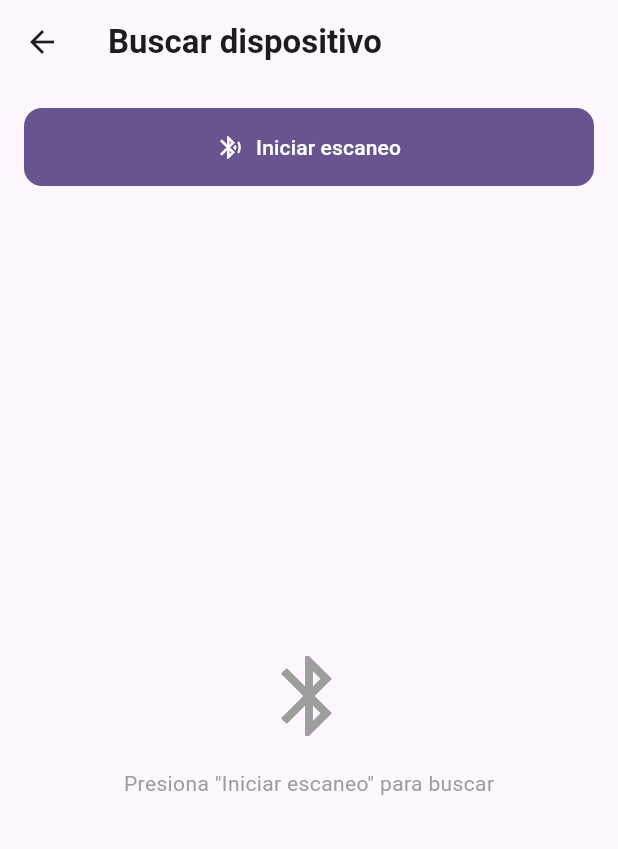
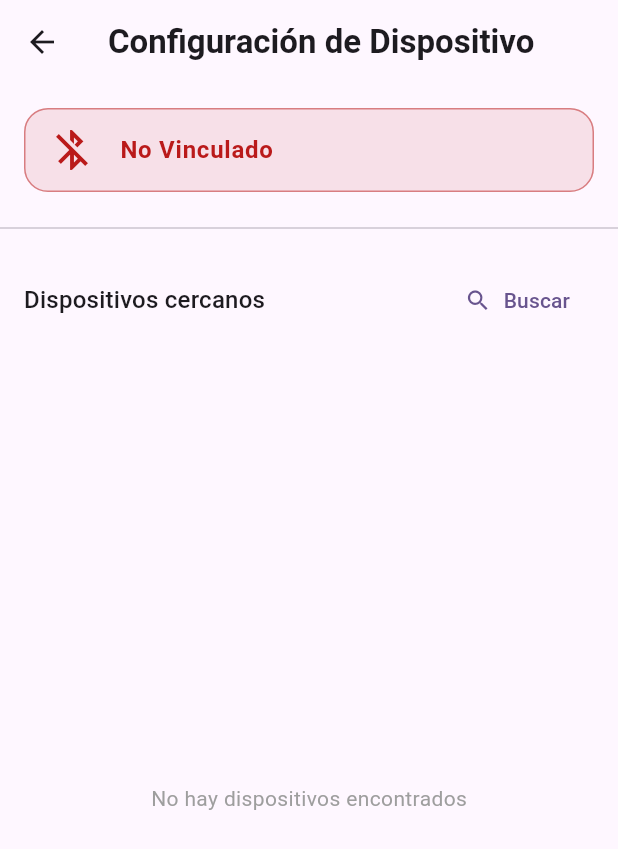
Before and after one commit to lifebalancew47ch-cmd/Mobile_Wereable, a Flutter app: the BluetoothScreen screen opened by its route, on a phone screen of 412 x 824 dp. Shown: the top 849 px of the screen. Run offline on Flutter 3.47's test engine with Material 3 defaults, Android fonts, the phone set to English and light mode, and no system bars; our stand-ins replace flutter_blue_plus, flutter_dotenv, flutter_local_notifications, flutter_riverpod, flutter_secure_storage, go_router and 5 more; missing offline and left inert: flutter_background_service, flutter_jailbreak_detection; accounts and stored records are empty.

Commit message:
management module for device pairing, using flutter_blue_plus for scanning and connection, and shared_preferences for persistence. This includes creating lib/services/bluetooth_service.dart and a UI in lib/features/bluetooth/presentation/bluetooth_screen.dart.

```diff
--- a/lib/features/bluetooth/presentation/bluetooth_screen.dart
+++ b/lib/features/bluetooth/presentation/bluetooth_screen.dart
@@ -1,7 +1,8 @@
-import 'dart:async';
 import 'package:flutter/material.dart';
 import 'package:flutter_blue_plus/flutter_blue_plus.dart';
+import 'package:shared_preferences/shared_preferences.dart';
 import 'package:permission_handler/permission_handler.dart';
+import '../../../services/bluetooth_service.dart' as service;
 
 class BluetoothScreen extends StatefulWidget {
   const BluetoothScreen({super.key});
@@ -11,28 +12,25 @@ class BluetoothScreen extends StatefulWidget {
 }
 
 class _BluetoothScreenState extends State<BluetoothScreen> {
-  List<ScanResult> _scanResults = [];
-  bool _isScanning = false;
-  StreamSubscription<List<ScanResult>>? _scanSubscription;
-  StreamSubscription<bool>? _isScanningSubscription;
+  final service.BluetoothService _bluetoothService = service.BluetoothService();
+  BluetoothDevice? _connectedDevice;
+  String? _savedDeviceId;
+  bool _isInitReconnecting = false;
   String? _error;
 
   @override
   void initState() {
     super.initState();
-    _isScanningSubscription = FlutterBluePlus.isScanning.listen((scanning) {
-      if (mounted) {
-        setState(() => _isScanning = scanning);
-      }
-    });
+    _checkSavedDevice();
   }
 
-  @override
-  void dispose() {
-    _scanSubscription?.cancel();
-    _isScanningSubscription?.cancel();
-    FlutterBluePlus.stopScan();
-    super.dispose();
+  Future<void> _checkSavedDevice() async {
+    setState(() => _isInitReconnecting = true);
+    _savedDeviceId = await _bluetoothService.getLinkedDeviceId();
+    if (_savedDeviceId != null) {
+      _connectedDevice = await _bluetoothService.reconnectSavedDevice();
+    }
+    setState(() => _isInitReconnecting = false);
   }
 
   Future<void> _requestPermissionsAndScan() async {
@@ -52,103 +50,23 @@ class _BluetoothScreenState extends State<BluetoothScreen> {
       return;
     }
 
-    setState(() {
-      _error = null;
-      _scanResults = [];
-    });
-
-    _startScan();
-  }
-
-  void _startScan() {
-    _scanSubscription?.cancel();
-    _scanSubscription = FlutterBluePlus.onScanResults.listen((results) {
-      if (mounted) {
-        setState(() {
-          // Filtrar dispositivos sin nombre
-          _scanResults = results
-              .where((r) => r.device.platformName.isNotEmpty)
-              .toList()
-            ..sort((a, b) => b.rssi.compareTo(a.rssi));
-        });
-      }
-    });
-
-    FlutterBluePlus.startScan(timeout: const Duration(seconds: 10));
-  }
-
-  Future<void> _connectToDevice(BluetoothDevice device) async {
-    try {
-      FlutterBluePlus.stopScan();
-
-      if (mounted) {
-        ScaffoldMessenger.of(context).showSnackBar(
-          SnackBar(content: Text('Conectando a ${device.platformName}...')),
-        );
-      }
-
-      await device.connect(timeout: const Duration(seconds: 10));
-
-      if (mounted) {
-        ScaffoldMessenger.of(context).showSnackBar(
-          SnackBar(
-            content: Text('Conectado a ${device.platformName}'),
-            backgroundColor: Colors.green,
-          ),
-        );
-        Navigator.of(context).pop();
-      }
-    } catch (e) {
-      if (mounted) {
-        ScaffoldMessenger.of(context).showSnackBar(
-          SnackBar(
-            content: Text('Error al conectar: $e'),
-            backgroundColor: Colors.red,
-          ),
-        );
-      }
-    }
-  }
-
-  int _getSignalStrength(int rssi) {
-    if (rssi >= -50) return 3;
-    if (rssi >= -70) return 2;
-    return 1;
+    setState(() => _error = null);
+    await _bluetoothService.startScan();
   }
 
   @override
   Widget build(BuildContext context) {
-    final colorScheme = Theme.of(context).colorScheme;
+    final theme = Theme.of(context);
+    final colorScheme = theme.colorScheme;
 
     return Scaffold(
       appBar: AppBar(
-        title: const Text('Buscar dispositivo'),
+        title: const Text('Configuración de Dispositivo'),
       ),
       body: Column(
         children: [
-          // Botón de escaneo
-          Padding(
-            padding: const EdgeInsets.all(16.0),
-            child: SizedBox(
-              width: double.infinity,
-              child: FilledButton.icon(
-                onPressed: _isScanning ? null : _requestPermissionsAndScan,
-                icon: _isScanning
-                    ? const SizedBox(
-                        width: 18,
-                        height: 18,
-                        child: CircularProgressIndicator(
-                          strokeWidth: 2,
-                          color: Colors.white,
-                        ),
-                      )
-                    : const Icon(Icons.bluetooth_searching),
-                label: Text(_isScanning ? 'Escaneando...' : 'Iniciar escaneo'),
-              ),
-            ),
-          ),
+          _buildStatusCard(colorScheme),
 
-          // Error
           if (_error != null)
             Padding(
               padding: const EdgeInsets.symmetric(horizontal: 16.0),
@@ -172,77 +90,74 @@ class _BluetoothScreenState extends State<BluetoothScreen> {
               ),
             ),
 
-          // Indicador de escaneo
-          if (_isScanning)
-            const LinearProgressIndicator(),
-
-          // Lista de dispositivos
-          Expanded(
-            child: _scanResults.isEmpty
-                ? Center(
-                    child: Column(
-                      mainAxisAlignment: MainAxisAlignment.center,
+          const Divider(),
+          Padding(
+            padding: const EdgeInsets.all(16.0),
+            child: Row(
+              mainAxisAlignment: MainAxisAlignment.spaceBetween,
               children: [
-                        Icon(
-                          _isScanning ? Icons.bluetooth_searching : Icons.bluetooth,
-                          size: 64,
-                          color: Colors.grey,
-                        ),
-                        const SizedBox(height: 16),
-                        Text(
-                          _isScanning
-                              ? 'Buscando dispositivos cercanos...'
-                              : 'Presiona "Iniciar escaneo" para buscar',
-                          style: const TextStyle(color: Colors.grey),
-                        ),
-                      ],
-                    ),
-                  )
-                : ListView.builder(
-                    padding: const EdgeInsets.symmetric(horizontal: 16.0),
-                    itemCount: _scanResults.length,
-                    itemBuilder: (context, index) {
-                      final result = _scanResults[index];
-                      final device = result.device;
-                      final signalStrength = _getSignalStrength(result.rssi);
-
-                      return Card(
-                        child: ListTile(
-                          leading: Icon(
-                            Icons.watch,
-                            color: colorScheme.primary,
-                            size: 32,
-                          ),
-                          title: Text(
-                            device.platformName,
-                            style: const TextStyle(fontWeight: FontWeight.bold),
-                          ),
-                          subtitle: Text(device.remoteId.toString()),
-                          trailing: Row(
-                            mainAxisSize: MainAxisSize.min,
-                            children: [
-                              // Indicador de señal
-                              Icon(
-                                signalStrength >= 3
-                                    ? Icons.signal_cellular_alt
-                                    : signalStrength >= 2
-                                        ? Icons.signal_cellular_alt_2_bar
-                                        : Icons.signal_cellular_alt_1_bar,
-                                color: signalStrength >= 3
-                                    ? Colors.green
-                                    : signalStrength >= 2
-                                        ? Colors.orange
-                                        : Colors.red,
-                                size: 20,
-                              ),
-                              const SizedBox(width: 8),
-                              FilledButton(
-                                onPressed: () => _connectToDevice(device),
-                                child: const Text('Vincular'),
+                Text('Dispositivos cercanos', style: theme.textTheme.titleMedium),
+                StreamBuilder<bool>(
+                  stream: _bluetoothService.isScanning,
+                  initialData: false,
+                  builder: (context, snapshot) {
+                    if (snapshot.data == true) {
+                      return const SizedBox(
+                        width: 20,
+                        height: 20,
+                        child: CircularProgressIndicator(strokeWidth: 2),
+                      );
+                    }
+                    return TextButton.icon(
+                      onPressed: _requestPermissionsAndScan,
+                      icon: const Icon(Icons.search),
+                      label: const Text('Buscar'),
+                    );
+                  },
                 ),
               ],
             ),
           ),
+          Expanded(
+            child: StreamBuilder<List<ScanResult>>(
+              stream: _bluetoothService.scanResults,
+              initialData: const [],
+              builder: (context, snapshot) {
+                final results = snapshot.data!
+                    .where((r) => r.device.platformName.isNotEmpty)
+                    .toList();
+
+                if (results.isEmpty) {
+                  return const Center(
+                    child: Text('No hay dispositivos encontrados', style: TextStyle(color: Colors.grey)),
+                  );
+                }
+
+                return ListView.builder(
+                  itemCount: results.length,
+                  itemBuilder: (context, index) {
+                    final result = results[index];
+                    final device = result.device;
+
+                    return ListTile(
+                      leading: const Icon(Icons.watch),
+                      title: Text(device.platformName),
+                      subtitle: Text(device.remoteId.str),
+                      trailing: FilledButton(
+                        onPressed: () async {
+                          try {
+                            await _bluetoothService.linkDevice(device);
+                            _checkSavedDevice();
+                          } catch (e) {
+                            ScaffoldMessenger.of(context).showSnackBar(
+                              SnackBar(content: Text('Error al vincular: $e')),
+                            );
+                          }
+                        },
+                        child: const Text('Vincular'),
+                      ),
+                    );
+                  },
                 );
               },
             ),
@@ -251,4 +166,52 @@ class _BluetoothScreenState extends State<BluetoothScreen> {
       ),
     );
   }
+
+  Widget _buildStatusCard(ColorScheme colorScheme) {
+    String statusText = 'No Vinculado';
+    IconData statusIcon = Icons.bluetooth_disabled;
+    Color statusColor = colorScheme.error;
+
+    if (_isInitReconnecting) {
+      statusText = 'Buscando dispositivo vinculado...';
+      statusIcon = Icons.sync;
+      statusColor = colorScheme.primary;
+    } else if (_connectedDevice != null) {
+      statusText = 'Conectado: ${_connectedDevice!.platformName}';
+      statusIcon = Icons.bluetooth_connected;
+      statusColor = Colors.green;
+    } else if (_savedDeviceId != null) {
+      statusText = 'Vinculado: $_savedDeviceId';
+      statusIcon = Icons.bluetooth_searching;
+      statusColor = Colors.orange;
     }
+
+    return Card(
+      margin: const EdgeInsets.all(16),
+      color: statusColor.withOpacity(0.1),
+      elevation: 0,
+      shape: RoundedRectangleBorder(
+        borderRadius: BorderRadius.circular(16),
+        side: BorderSide(color: statusColor.withOpacity(0.5)),
+      ),
+      child: ListTile(
+        leading: Icon(statusIcon, color: statusColor, size: 32),
+        title: Text(statusText, style: TextStyle(color: statusColor, fontWeight: FontWeight.bold)),
+        trailing: _savedDeviceId != null
+          ? IconButton(
+              icon: const Icon(Icons.delete_outline, color: Colors.red),
+              onPressed: () async {
+                final prefs = await SharedPreferences.getInstance();
+                await prefs.remove('linked_device_id');
+                if (_connectedDevice != null) {
+                  await _connectedDevice!.disconnect();
+                  _connectedDevice = null;
+                }
+                _checkSavedDevice();
+              },
+            )
+          : null,
+      ),
+    );
+  }
+}
```
Also changed, not shown: lib/services/bluetooth_service.dart (added, +64 -0 lines). Lines whose indentation alone changed are shown as unchanged.
